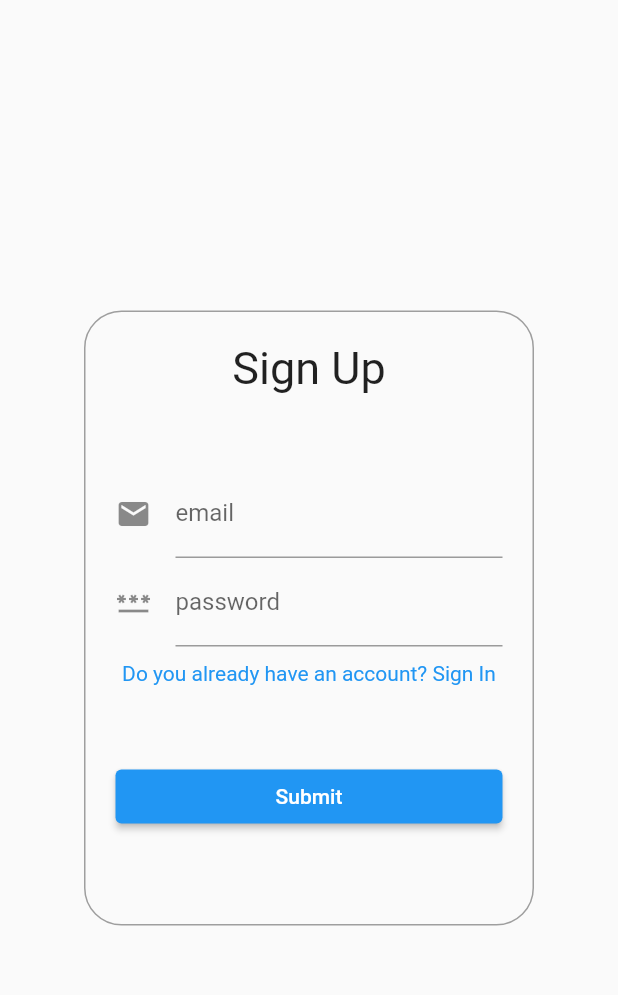
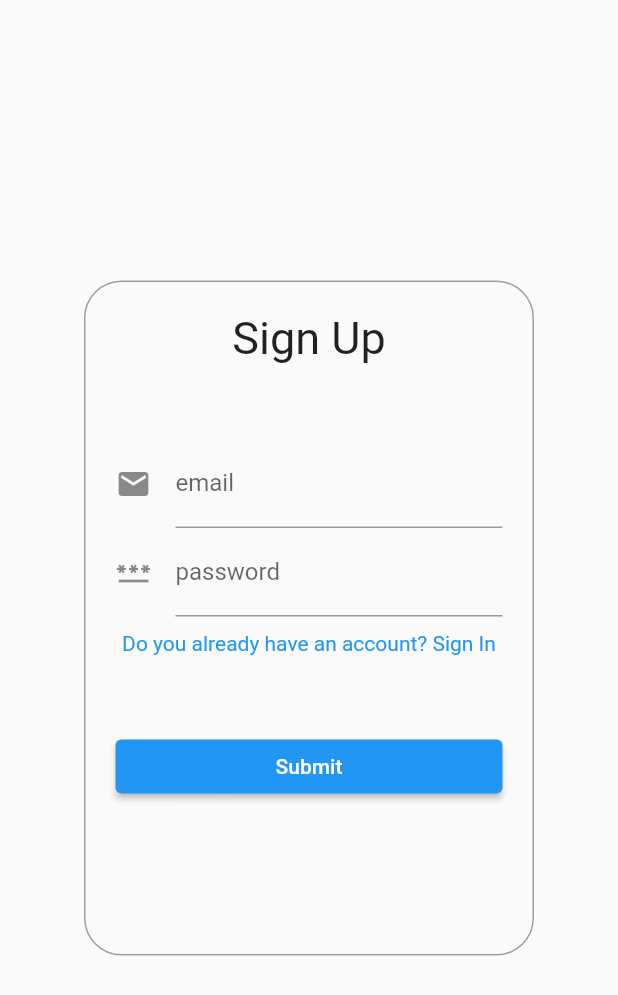
Before and after one commit to PizzaPiee/stunning-parakeet, a Flutter app: the screen it shows after launch, on a phone screen of 412 x 824 dp. Shown: the top 995 px of the screen. Run offline on Flutter 3.47's test engine with Material 2 defaults, Android fonts, the phone set to English and light mode, and no system bars; our stand-ins replace dio, get.

```diff
--- a/lib/screens/signup_screen.dart
+++ b/lib/screens/signup_screen.dart
@@ -13,15 +13,17 @@ class AuthScreen extends StatelessWidget {
 
     return Scaffold(
       body: Center(
+        child: SingleChildScrollView(
           child: Container(
-          margin: const EdgeInsets.symmetric(horizontal: 50.0, vertical: 80.0),
+            margin:
+                const EdgeInsets.symmetric(horizontal: 50.0, vertical: 80.0),
             padding: const EdgeInsets.all(20.0),
             decoration: BoxDecoration(
               border: Border.all(color: Colors.grey),
               borderRadius: const BorderRadius.all(Radius.circular(25.0)),
             ),
             width: 300,
-          height: 410,
+            height: 450,
             child: Form(
               key: c.loginFormKey,
               child: Column(
@@ -78,6 +80,7 @@ class AuthScreen extends StatelessWidget {
             ),
           ),
         ),
+      ),
     );
   }
 }
```
Lines whose indentation alone changed are shown as unchanged.
